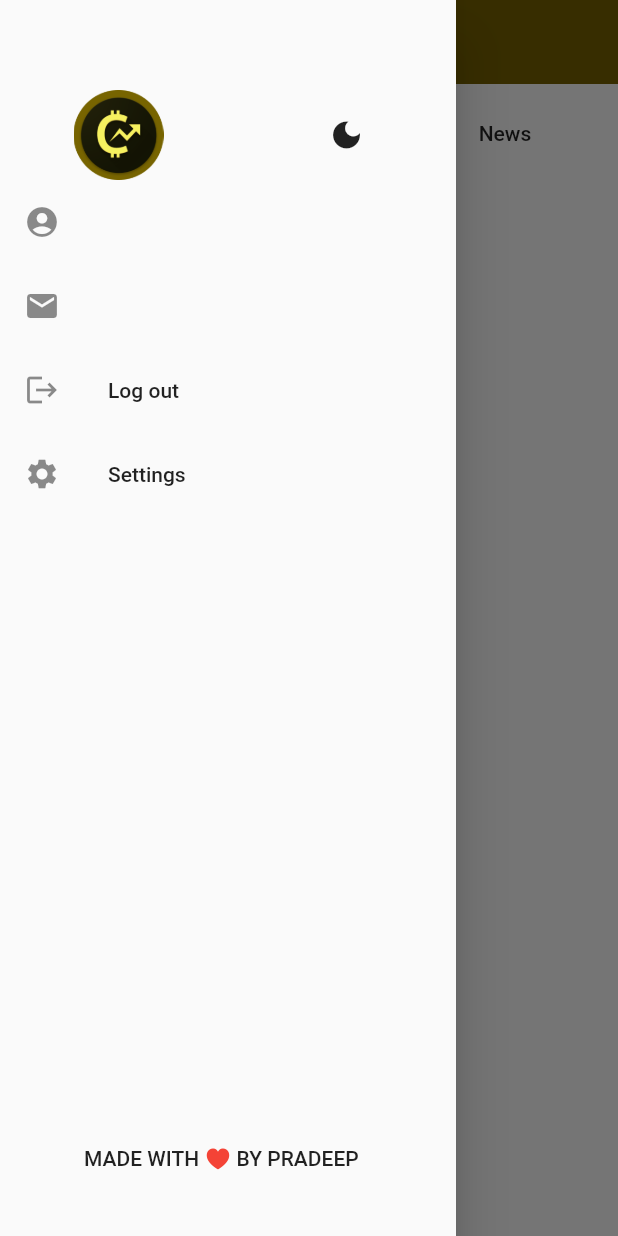
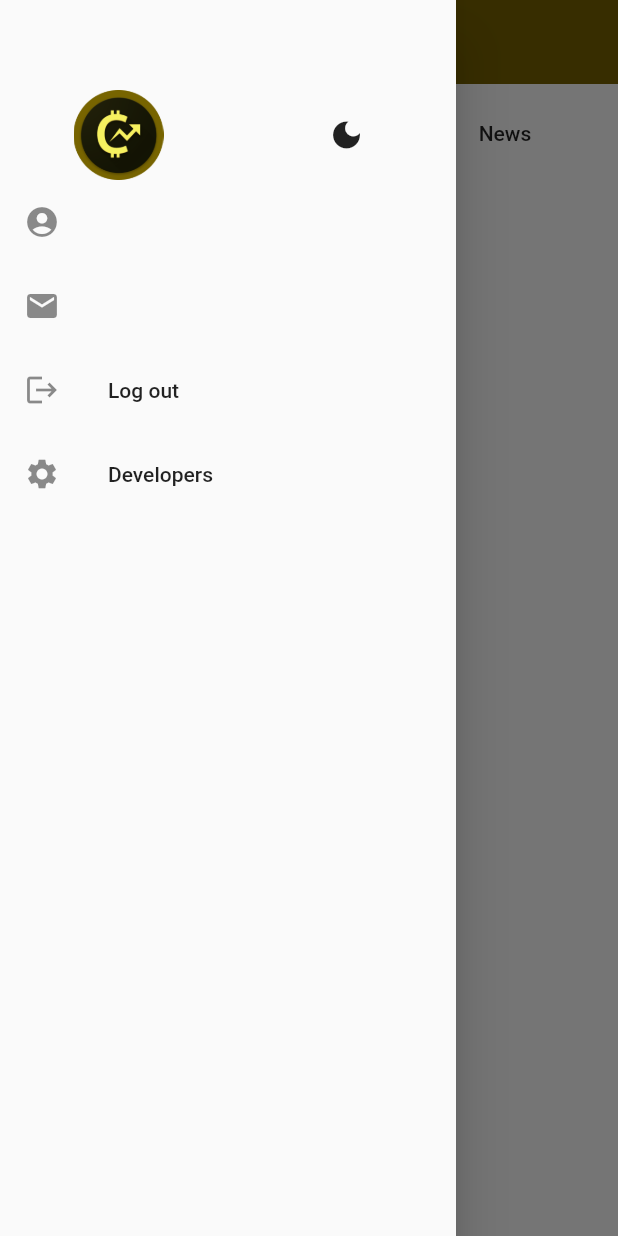
Before and after one commit to shubhamshelar/Crypto-Tracker-Flutter, a Flutter app: the HomePage screen opened directly, with the side drawer open, on a phone screen of 412 x 824 dp. Run offline on Flutter 3.47's test engine with Material 2 defaults, Android fonts, the phone set to English and light mode, and no system bars; our stand-ins replace animated_splash_screen, cloud_firestore, firebase_auth, firebase_core, fluttertoast, page_transition and 3 more; accounts and stored records are empty; network calls fail.

Commit message:
intial commit

```diff
--- a/lib/pages/Register.dart
+++ b/lib/pages/Register.dart
@@ -64,7 +64,7 @@ class _RegistrationScreenState extends State<RegistrationScreen> {
         keyboardType: TextInputType.name,
         validator: (value) {
           if (value!.isEmpty) {
-            return ("Second Name cannot be Empty");
+            return ("Last Name cannot be Empty");
           }
           return null;
         },
@@ -75,7 +75,7 @@ class _RegistrationScreenState extends State<RegistrationScreen> {
         decoration: InputDecoration(
           prefixIcon: Icon(Icons.account_circle),
           contentPadding: EdgeInsets.fromLTRB(20, 15, 20, 15),
-          hintText: "Second Name",
+          hintText: "Last Name",
           border: OutlineInputBorder(
             borderRadius: BorderRadius.circular(10),
           ),
--- a/lib/widgets/Navbar.dart
+++ b/lib/widgets/Navbar.dart
@@ -1,4 +1,5 @@
 import 'package:cloud_firestore/cloud_firestore.dart';
+import 'package:crytoapp/pages/Team.dart';
 import 'package:firebase_auth/firebase_auth.dart';
 import 'package:flutter/cupertino.dart';
 import 'package:flutter/material.dart';
@@ -94,29 +95,16 @@ class _NavbarState extends State<Navbar> {
           ),
           ListTile(
             leading: const Icon(Icons.settings),
-            title: const Text('Settings'),
+            title: const Text('Developers'),
             onTap: () {
-              Navigator.of(context).pop();
+              Navigator.pushAndRemoveUntil(
+                  (context),
+                  MaterialPageRoute(builder: (context) => Team()),
+                  (route) => false);
             },
           ),
           SizedBox(
             height: 400,
-          ),
-          ListTile(
-            title: Row(
-              children: [
-                SizedBox(width: 40),
-                Text('MADE WITH '),
-                Icon(
-                  CupertinoIcons.heart_fill,
-                  color: Colors.red,
-                  size: 18,
-                ),
-                Row(children: [
-                  Text(" BY PRADEEP"),
-                ]),
-              ],
-            ),
           ),
         ],
       ),
```
Also changed, not shown: lib/pages/DetailPage.dart (+35 -43 lines), lib/pages/HomePage.dart (+4 -9 lines), lib/pages/Team.dart (added, +29 -0 lines), lib/pages/news.dart (+32 -19 lines), lib/widgets/CryptoListTile.dart (+10 -10 lines), lib/pages/Protfolio.dart (deleted).
